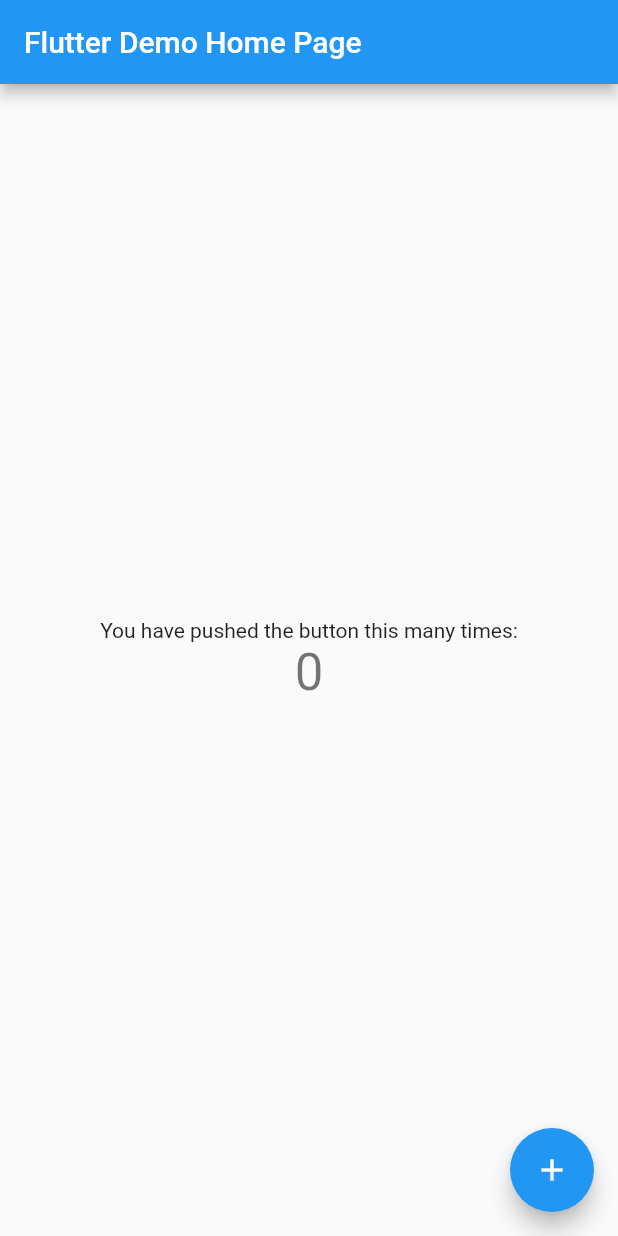
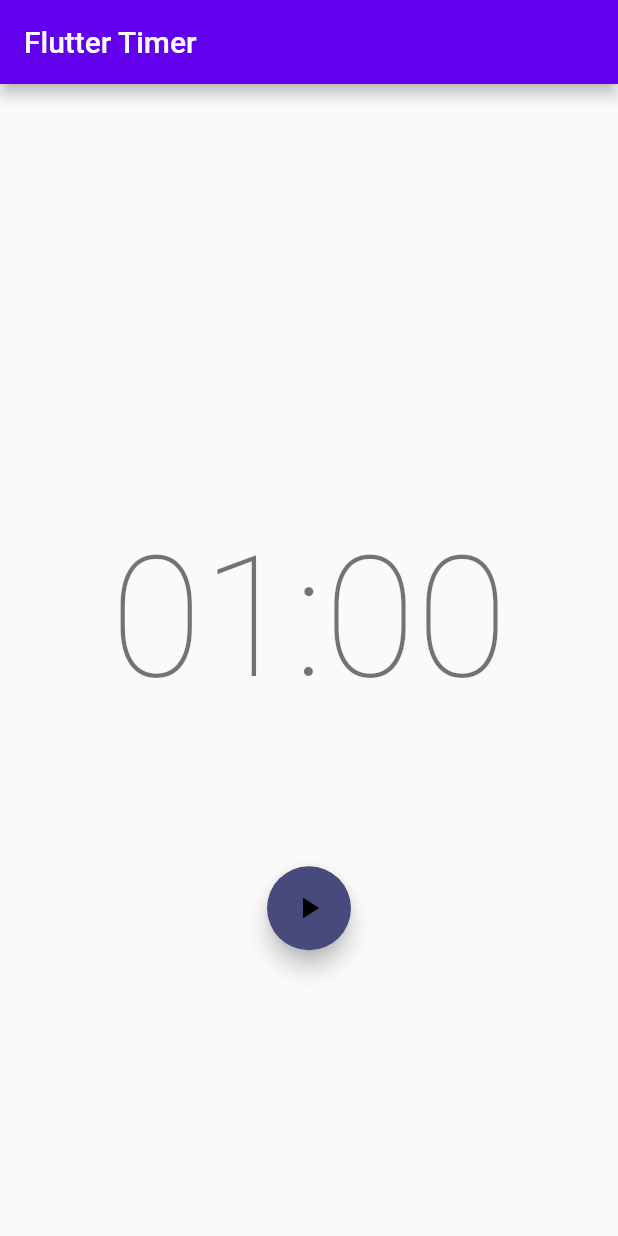
Before and after one commit to matthewmoyongho/FLutter-Counter-Bloc, a Flutter app: the screen it shows after launch, on a phone screen of 412 x 824 dp. Run offline on Flutter 3.47's test engine with Material 2 defaults, Android fonts, the phone set to English and light mode, and no system bars; our stand-ins replace bloc, equatable, flutter_bloc.

Commit message:
final commit

```diff
--- /dev/null
+++ b/lib/app.dart
@@ -0,0 +1,18 @@
+import 'package:flutter/material.dart';
+import 'package:timer_bloc/timer/view/timer_page.dart';
+
+class App extends StatelessWidget {
+  @override
+  Widget build(BuildContext context) {
+    return MaterialApp(
+      title: 'Flutter Timer',
+      theme: ThemeData(
+        primaryColor: Color.fromRGBO(109, 234, 255, 1),
+        colorScheme: ColorScheme.light(
+          secondary: Color.fromRGBO(72, 74, 126, 1),
+        ),
+      ),
+      home: const TimerPage(),
+    );
+  }
+}
--- /dev/null
+++ b/lib/bloc/timer_bloc.dart
@@ -0,0 +1,64 @@
+import 'dart:async';
+
+import 'package:bloc/bloc.dart';
+import 'package:timer_bloc/bloc/timer_event.dart';
+import 'package:timer_bloc/bloc/timer_state.dart';
+
+import '../ticker.dart';
+
+class TimerBloc extends Bloc<TimerEvent, TimerState> {
+  static const int _duration = 60;
+  StreamSubscription<int>? _tickerSubscription;
+  final Ticker _ticker;
+
+  // TODO: set initial state
+  TimerBloc({required Ticker ticker})
+      : _ticker = ticker,
+        super(TimerInitial(_duration)) {
+    on<TimerStarted>(_onStarted);
+    on<TimerTicked>(_onTicked);
+    on<TimerPaused>(_onPaused);
+    on<TimerResumed>(_onResumed);
+    on<TimerReset>(_onReset);
+  }
+  @override
+  Future<void> close() {
+    _tickerSubscription?.cancel();
+    return super.close();
+  }
+
+  void _onStarted(TimerStarted event, Emitter<TimerState> emit) {
+    emit(TimerRunInProgress(event.duration));
+    _tickerSubscription?.cancel();
+    _tickerSubscription = _ticker
+        .tick(ticks: event.duration)
+        .listen((duration) => add(TimerTicked(duration)));
+  }
+
+  void _onPaused(TimerPaused event, Emitter<TimerState> emit) {
+    if (state is TimerRunInProgress) {
+      _tickerSubscription?.pause();
+      emit(TimerRunPaused(state.duration));
+    }
+  }
+
+  void _onResumed(TimerResumed resume, Emitter<TimerState> emit) {
+    if (state is TimerRunPaused) {
+      _tickerSubscription?.resume();
+      emit(TimerRunInProgress(state.duration));
+    }
+  }
+
+  void _onReset(TimerReset event, Emitter<TimerState> emit) {
+    _tickerSubscription?.cancel();
+    emit(TimerInitial(_duration));
+  }
+
+  void _onTicked(TimerTicked event, Emitter<TimerState> emit) {
+    emit(
+      event.duration > 0
+          ? TimerRunInProgress(event.duration)
+          : TimerRunComplete(),
+    );
+  }
+}
--- /dev/null
+++ b/lib/bloc/timer_event.dart
@@ -0,0 +1,31 @@
+import 'package:equatable/equatable.dart';
+
+abstract class TimerEvent extends Equatable {
+  const TimerEvent();
+
+  List<Object> get props => [];
+}
+
+class TimerStarted extends TimerEvent {
+  const TimerStarted(this.duration);
+  final int duration;
+}
+
+class TimerPaused extends TimerEvent {
+  const TimerPaused();
+}
+
+class TimerResumed extends TimerEvent {
+  const TimerResumed();
+}
+
+class TimerReset extends TimerEvent {
+  const TimerReset();
+}
+
+class TimerTicked extends TimerEvent {
+  const TimerTicked(this.duration);
+  final int duration;
+
+  List<Object> get props => [duration];
+}
--- /dev/null
+++ b/lib/bloc/timer_state.dart
@@ -0,0 +1,30 @@
+import 'package:equatable/equatable.dart';
+
+abstract class TimerState extends Equatable {
+  final int duration;
+  const TimerState(this.duration);
+  List<Object> get props => [duration];
+}
+
+class TimerInitial extends TimerState {
+  const TimerInitial(int duration) : super(duration);
+  @override
+  String toString() => 'TimerInitial {duration: $duration }';
+}
+
+class TimerRunPaused extends TimerState {
+  const TimerRunPaused(int duration) : super(duration);
+  @override
+  String toString() => 'TimerRunPaused {duration: $duration}';
+}
+
+class TimerRunInProgress extends TimerState {
+  const TimerRunInProgress(int duration) : super(duration);
+
+  @override
+  String toString() => 'TimerRunInProgress {duration: $duration}';
+}
+
+class TimerRunComplete extends TimerState {
+  const TimerRunComplete() : super(0);
+}
--- a/lib/main.dart
+++ b/lib/main.dart
@@ -1,115 +1,6 @@
 import 'package:flutter/material.dart';
+import 'package:timer_bloc/app.dart';
 
 void main() {
-  runApp(const MyApp());
+  runApp(App());
 }
-
-class MyApp extends StatelessWidget {
-  const MyApp({Key? key}) : super(key: key);
-
-  // This widget is the root of your application.
-  @override
-  Widget build(BuildContext context) {
-    return MaterialApp(
-      title: 'Flutter Demo',
-      theme: ThemeData(
-        // This is the theme of your application.
-        //
-        // Try running your application with "flutter run". You'll see the
-        // application has a blue toolbar. Then, without quitting the app, try
-        // changing the primarySwatch below to Colors.green and then invoke
-        // "hot reload" (press "r" in the console where you ran "flutter run",
-        // or simply save your changes to "hot reload" in a Flutter IDE).
-        // Notice that the counter didn't reset back to zero; the application
-        // is not restarted.
-        primarySwatch: Colors.blue,
-      ),
-      home: const MyHomePage(title: 'Flutter Demo Home Page'),
-    );
-  }
-}
-
-class MyHomePage extends StatefulWidget {
-  const MyHomePage({Key? key, required this.title}) : super(key: key);
-
-  // This widget is the home page of your application. It is stateful, meaning
-  // that it has a State object (defined below) that contains fields that affect
-  // how it looks.
-
-  // This class is the configuration for the state. It holds the values (in this
-  // case the title) provided by the parent (in this case the App widget) and
-  // used by the build method of the State. Fields in a Widget subclass are
-  // always marked "final".
-
-  final String title;
-
-  @override
-  State<MyHomePage> createState() => _MyHomePageState();
-}
-
-class _MyHomePageState extends State<MyHomePage> {
-  int _counter = 0;
-
-  void _incrementCounter() {
-    setState(() {
-      // This call to setState tells the Flutter framework that something has
-      // changed in this State, which causes it to rerun the build method below
-      // so that the display can reflect the updated values. If we changed
-      // _counter without calling setState(), then the build method would not be
-      // called again, and so nothing would appear to happen.
-      _counter++;
-    });
-  }
-
-  @override
-  Widget build(BuildContext context) {
-    // This method is rerun every time setState is called, for instance as done
-    // by the _incrementCounter method above.
-    //
-    // The Flutter framework has been optimized to make rerunning build methods
-    // fast, so that you can just rebuild anything that needs updating rather
-    // than having to individually change instances of widgets.
-    return Scaffold(
-      appBar: AppBar(
-        // Here we take the value from the MyHomePage object that was created by
-        // the App.build method, and use it to set our appbar title.
-        title: Text(widget.title),
-      ),
-      body: Center(
-        // Center is a layout widget. It takes a single child and positions it
-        // in the middle of the parent.
-        child: Column(
-          // Column is also a layout widget. It takes a list of children and
-          // arranges them vertically. By default, it sizes itself to fit its
-          // children horizontally, and tries to be as tall as its parent.
-          //
-          // Invoke "debug painting" (press "p" in the console, choose the
-          // "Toggle Debug Paint" action from the Flutter Inspector in Android
-          // Studio, or the "Toggle Debug Paint" command in Visual Studio Code)
-          // to see the wireframe for each widget.
-          //
-          // Column has various properties to control how it sizes itself and
-          // how it positions its children. Here we use mainAxisAlignment to
-          // center the children vertically; the main axis here is the vertical
-          // axis because Columns are vertical (the cross axis would be
-          // horizontal).
-          mainAxisAlignment: MainAxisAlignment.center,
-          children: <Widget>[
-            const Text(
-              'You have pushed the button this many times:',
-            ),
-            Text(
-              '$_counter',
-              style: Theme.of(context).textTheme.headline4,
-            ),
-          ],
-        ),
-      ),
-      floatingActionButton: FloatingActionButton(
-        onPressed: _incrementCounter,
-        tooltip: 'Increment',
-        child: const Icon(Icons.add),
-      ), // This trailing comma makes auto-formatting nicer for build methods.
-    );
-  }
-}
--- /dev/null
+++ b/lib/ticker.dart
@@ -0,0 +1,7 @@
+class Ticker {
+  const Ticker();
+  Stream<int> tick({required int ticks}) {
+    return Stream.periodic(Duration(seconds: 1), (x) => ticks - x - 1)
+        .take(ticks);
+  }
+}
--- /dev/null
+++ b/lib/timer/view/timer_page.dart
@@ -0,0 +1,58 @@
+import 'package:flutter/material.dart';
+import 'package:flutter_bloc/flutter_bloc.dart';
+
+import '../../bloc/timer_bloc.dart';
+import '../../ticker.dart';
+import '../../widgets/action.dart' as act;
+
+class TimerPage extends StatelessWidget {
+  const TimerPage({Key? key}) : super(key: key);
+  @override
+  Widget build(BuildContext context) {
+    return BlocProvider(
+      create: (_) => TimerBloc(ticker: Ticker()),
+      child: const TimerView(),
+    );
+  }
+}
+
+class TimerView extends StatelessWidget {
+  const TimerView({Key? key}) : super(key: key);
+  @override
+  Widget build(BuildContext context) {
+    return Scaffold(
+      appBar: AppBar(title: const Text('Flutter Timer')),
+      body: Stack(
+        children: [
+          //const Background(),
+          Column(
+            mainAxisAlignment: MainAxisAlignment.center,
+            crossAxisAlignment: CrossAxisAlignment.center,
+            children: const <Widget>[
+              Padding(
+                padding: EdgeInsets.symmetric(vertical: 100.0),
+                child: Center(child: TimerText()),
+              ),
+              act.Actions(),
+            ],
+          ),
+        ],
+      ),
+    );
+  }
+}
+
+class TimerText extends StatelessWidget {
+  const TimerText({Key? key}) : super(key: key);
+  @override
+  Widget build(BuildContext context) {
+    final duration = context.select((TimerBloc bloc) => bloc.state.duration);
+    final minutesStr =
+        ((duration / 60) % 60).floor().toString().padLeft(2, '0');
+    final secondsStr = (duration % 60).floor().toString().padLeft(2, '0');
+    return Text(
+      '$minutesStr:$secondsStr',
+      style: Theme.of(context).textTheme.headline1,
+    );
+  }
+}
--- /dev/null
+++ b/lib/widgets/action.dart
@@ -0,0 +1,56 @@
+import 'package:flutter/material.dart';
+import 'package:flutter_bloc/flutter_bloc.dart';
+
+import '../bloc/timer_bloc.dart';
+import '../bloc/timer_event.dart';
+import '../bloc/timer_state.dart';
+
+class Actions extends StatelessWidget {
+  const Actions({Key? key}) : super(key: key);
+  @override
+  Widget build(BuildContext context) {
+    return BlocBuilder<TimerBloc, TimerState>(
+      buildWhen: (prev, state) => prev.runtimeType != state.runtimeType,
+      builder: (context, state) {
+        return Row(
+          mainAxisAlignment: MainAxisAlignment.spaceEvenly,
+          children: [
+            if (state is TimerInitial) ...[
+              FloatingActionButton(
+                child: Icon(Icons.play_arrow),
+                onPressed: () =>
+                    context.read<TimerBloc>().add(TimerStarted(state.duration)),
+              ),
+            ],
+            if (state is TimerRunInProgress) ...[
+              FloatingActionButton(
+                child: Icon(Icons.pause),
+                onPressed: () => context.read<TimerBloc>().add(TimerPaused()),
+              ),
+              FloatingActionButton(
+                child: Icon(Icons.replay),
+                onPressed: () => context.read<TimerBloc>().add(TimerReset()),
+              ),
+            ],
+            if (state is TimerRunPaused) ...[
+              FloatingActionButton(
+                child: Icon(Icons.play_arrow),
+                onPressed: () => context.read<TimerBloc>().add(TimerResumed()),
+              ),
+              FloatingActionButton(
+                child: Icon(Icons.replay),
+                onPressed: () => context.read<TimerBloc>().add(TimerReset()),
+              ),
+            ],
+            if (state is TimerRunComplete) ...[
+              FloatingActionButton(
+                child: Icon(Icons.replay),
+                onPressed: () => context.read<TimerBloc>().add(TimerReset()),
+              ),
+            ]
+          ],
+        );
+      },
+    );
+  }
+}
```
